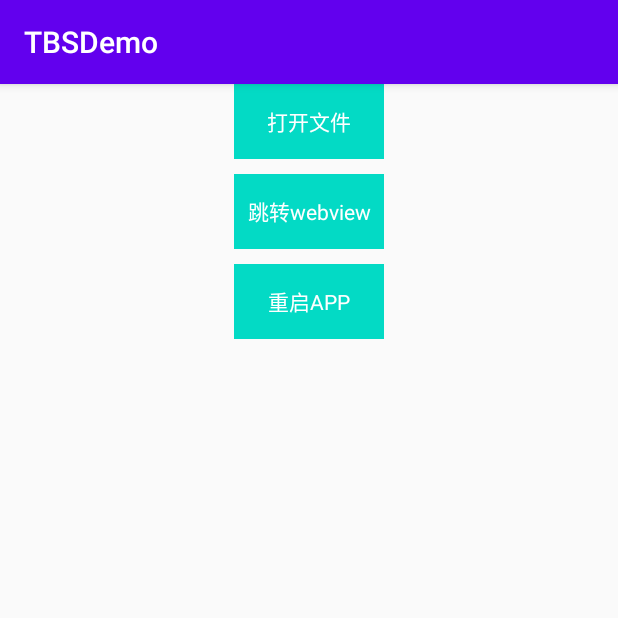
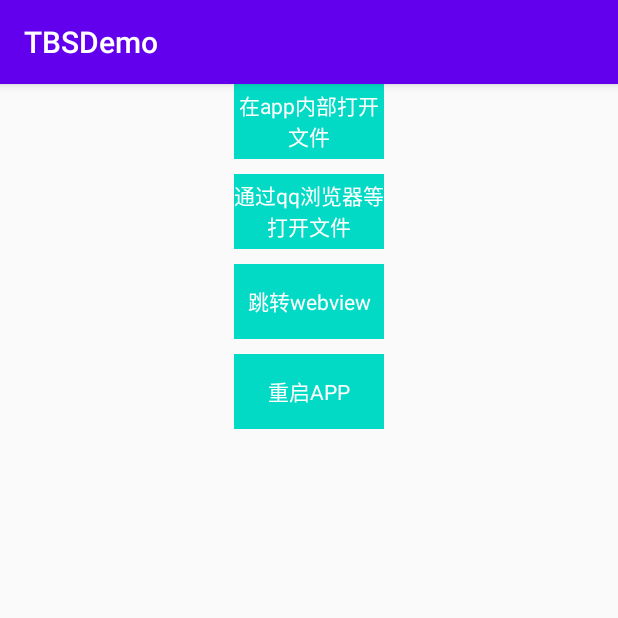
Before and after one commit to CaiJinFu/TBSDemo, an Android app: the screen it shows after launch (MainActivity), on a phone screen of 412 x 824 dp, the top half of it. Run offline under Robolectric (Android 15) with nearby library versions, the phone set to English and light mode, and no system bars; libraries missing offline, so code that uses them is left out: com.tencent.smtt; 8 statements that could not run were skipped.

```diff
--- a/app/src/main/java/com/jackfruit/tbsdemo/MainActivity.java
+++ b/app/src/main/java/com/jackfruit/tbsdemo/MainActivity.java
@@ -1,68 +1,48 @@
 package com.jackfruit.tbsdemo;
 
-import android.content.Context;
 import android.content.Intent;
 import android.os.Bundle;
-import android.os.Environment;
 import android.util.Log;
 import android.view.View;
 import android.widget.TextView;
 import androidx.appcompat.app.AppCompatActivity;
 import com.tencent.smtt.sdk.QbSdk;
 import com.tencent.smtt.sdk.ValueCallback;
-import java.io.File;
 
 public class MainActivity extends AppCompatActivity implements View.OnClickListener {
 
   private TextView mTv;
   private TextView mTv2;
   private TextView mTv3;
-
-  public static File createDocumentsFile(Context context) {
-    File file;
-    if (isSdCardAvailable()) {
-      // /sdcard/Android/data/<application package>/files/Download
-      file = context.getExternalFilesDir(Environment.DIRECTORY_DOCUMENTS);
-    } else {
-      // /data/data/<application package>/files
-      file = context.getFilesDir();
-    }
-    if (!file.exists()) {
-      file.mkdirs();
-    }
-    return file;
-  }
-
-  /**
-   * SdCard是否存在
-   *
-   * @return true存在
-   */
-  public static boolean isSdCardAvailable() {
-    return Environment.MEDIA_MOUNTED.equals(Environment.getExternalStorageState());
-  }
+  private TextView mTv4;
 
   @Override
   protected void onCreate(Bundle savedInstanceState) {
     super.onCreate(savedInstanceState);
     setContentView(R.layout.activity_main);
     initView();
-    createDocumentsFile(this);
+    FileUtils.createDocumentsFile(this);
   }
 
   private void initView() {
-    mTv = (TextView) findViewById(R.id.tv);
+    mTv = (TextView) findViewById(R.id.tv5);
     mTv.setOnClickListener(this);
     mTv2 = (TextView) findViewById(R.id.tv2);
     mTv2.setOnClickListener(this);
     mTv3 = (TextView) findViewById(R.id.tv3);
     mTv3.setOnClickListener(this);
+    mTv4 = (TextView) findViewById(R.id.tv4);
+    mTv4.setOnClickListener(this);
   }
 
   @Override
   public void onClick(View v) {
     switch (v.getId()) {
-      case R.id.tv:
+      case R.id.tv4:
+        // 传入的地址不对可能会导致报错，还有一点很重要，如果内核没有初始化完成，不能调用，否则不能使用。
+        PreviewAttachmentActivity.start(this, "在这里传入文件的地址，如果/storage/emulated/0/Download等");
+        break;
+      case R.id.tv5:
         QbSdk.openFileReader(
             this,
             "/sdcard/Android/data/com.jackfruit.tbsdemo/files/Documents/24049_预案公告.pdf",
--- a/app/src/main/res/layout/activity_main.xml
+++ b/app/src/main/res/layout/activity_main.xml
@@ -10,12 +10,23 @@
   >
 
   <TextView
-    android:id="@+id/tv"
+    android:id="@+id/tv4"
     android:layout_width="100dp"
     android:layout_height="50dp"
     android:background="@color/colorAccent"
     android:gravity="center"
-    android:text="打开文件"
+    android:text="在app内部打开文件"
+    android:textColor="@android:color/white"
+    />
+
+  <TextView
+    android:layout_marginTop="10dp"
+    android:id="@+id/tv5"
+    android:layout_width="100dp"
+    android:layout_height="50dp"
+    android:background="@color/colorAccent"
+    android:gravity="center"
+    android:text="通过qq浏览器等打开文件"
     android:textColor="@android:color/white"
     />
 
```
Also changed, not shown: app/src/main/AndroidManifest.xml (+8 -4 lines), app/src/main/java/com/jackfruit/tbsdemo/FileUtils.java (added, +77 -0 lines), app/src/main/java/com/jackfruit/tbsdemo/PreviewAttachmentActivity.java (added, +91 -0 lines), app/src/main/res/layout/activity_preview_attachment.xml (added, +11 -0 lines), 1 other file.
